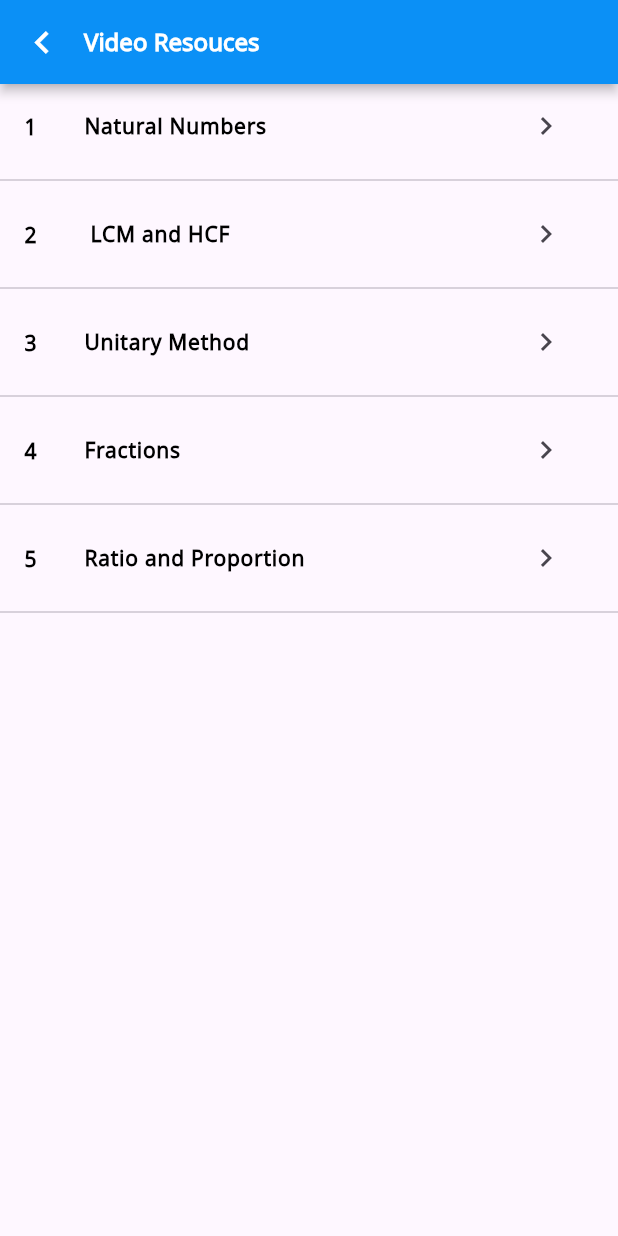
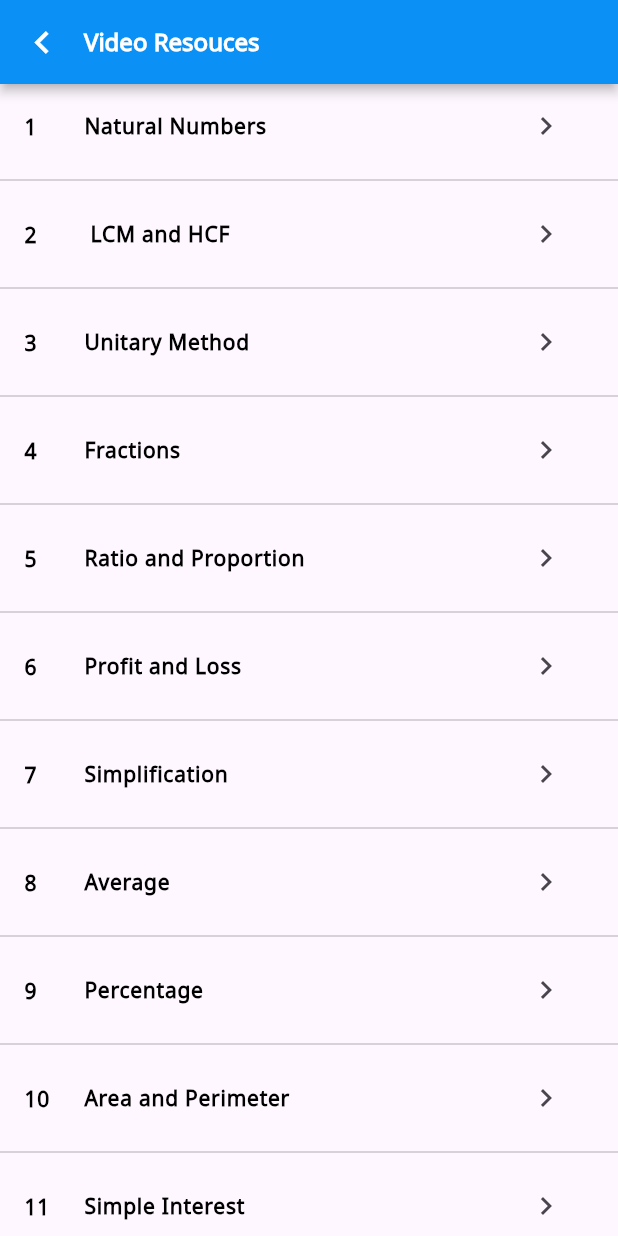
Before and after one commit to Kumaravel1607/Childrensmedha, a Flutter app: the ResourceVideo screen opened directly, on a phone screen of 412 x 824 dp. Run offline on Flutter 3.47's test engine with Material 3 defaults, Android fonts, the phone set to English and light mode, and no system bars; our stand-ins replace carousel_slider, circle_nav_bar, flutter_credit_card, flutter_html, flutter_markdown, flutter_svg and 3 more.

Commit message:
video commit

```diff
--- a/lib/Resource_Screen/Video.dart
+++ b/lib/Resource_Screen/Video.dart
@@ -29,16 +29,16 @@ final List<Course> CourseData = [
   Course(id: '3', name: 'Unitary Method'),
   Course(id: '4', name: 'Fractions'),
   Course(id: '5', name: 'Ratio and Proportion'),
-  // Course(id: '6', name: 'Profit and Loss'),
-  // Course(id: '7', name: 'Simplification'),
-  // Course(id: '8', name: 'Average'),
-  // Course(id: '9', name: 'Percentage'),
-  // Course(id: '10', name: 'Area and Perimeter'),
-  // Course(id: '11', name: 'Simple Interest'),
-  // Course(id: '12', name: 'Lines and Angles'),
-  // Course(id: '13', name: 'Complementary and Supplementary Angles'),
-  // Course(id: '14', name: 'Conversion of Units'),
-  // Course(id: '15', name: 'Roman Numerals'),
+  Course(id: '6', name: 'Profit and Loss'),
+  Course(id: '7', name: 'Simplification'),
+  Course(id: '8', name: 'Average'),
+  Course(id: '9', name: 'Percentage'),
+  Course(id: '10', name: 'Area and Perimeter'),
+  Course(id: '11', name: 'Simple Interest'),
+  Course(id: '12', name: 'Lines and Angles'),
+  Course(id: '13', name: 'Complementary and Supplementary Angles'),
+  Course(id: '14', name: 'Conversion of Units'),
+  Course(id: '15', name: 'Roman Numerals'),
 ];
 
 class _ResourceVideoState extends State<ResourceVideo> {
@@ -125,7 +125,7 @@ class _VideoAppState extends State<VideoApp> {
   void initState() {
     super.initState();
     _videoPlayerController =
-        VideoPlayerController.asset('assets/video/nature.mp4')
+        VideoPlayerController.asset('assets/video/movie.mp4')
           ..initialize().then((_) {
             setState(() {});
             _videoPlayerController.play();
```
Also changed, not shown: 1 other file.
